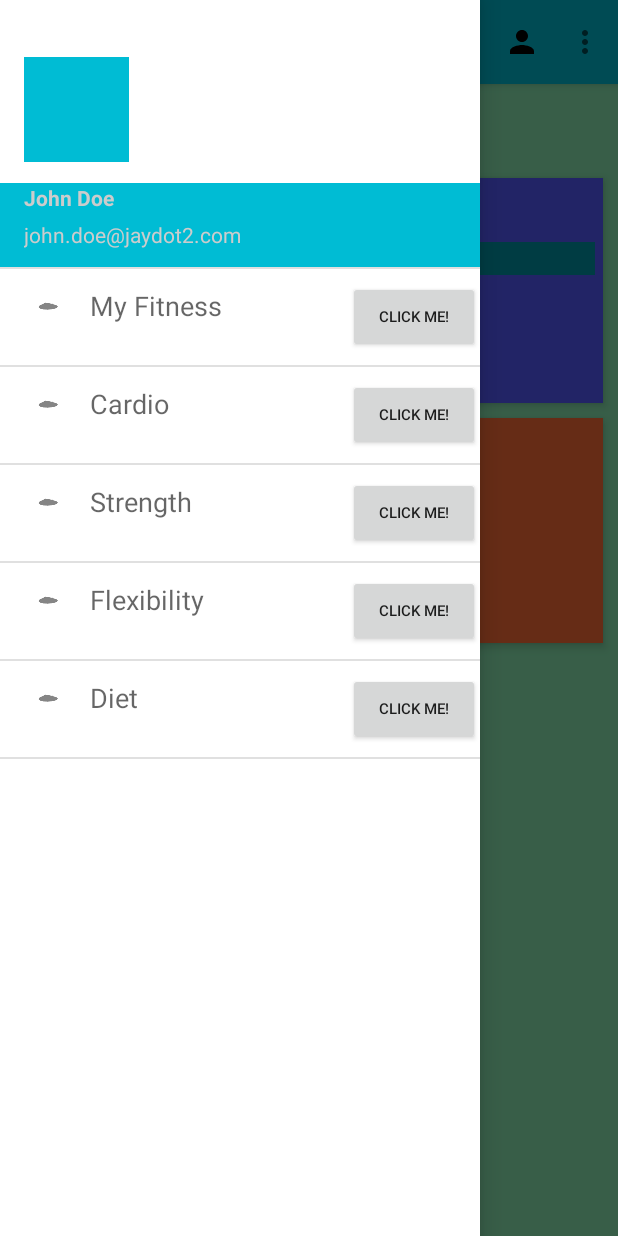
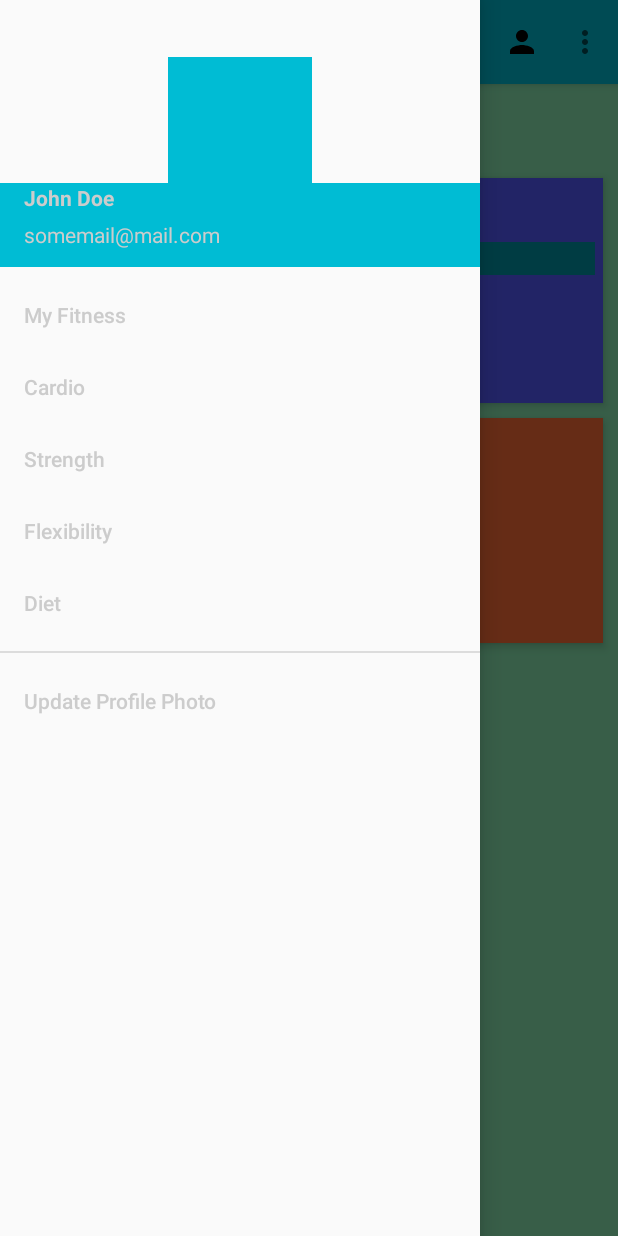
Before and after one commit to jrbrayjr2006/Fitness_Pro_Android, an Android app: the screen it shows after launch (MainActivity), with the side drawer open, on a phone screen of 412 x 824 dp. Run offline under Robolectric (Android 15) with nearby library versions, the phone set to English and light mode, and no system bars; our stand-ins replace CircleImageView.

Commit message:
Updated technology to use NavigationView instead of RecyclerView

```diff
--- a/app/src/main/AndroidManifest.xml
+++ b/app/src/main/AndroidManifest.xml
@@ -4,6 +4,8 @@
     android:versionCode="3"
     android:versionName="2.1">
 
+    <uses-feature android:name="android.hardware.camera2.CameraDevice" android:required="false" />
+    <uses-permission android:name="android.permission.WRITE_EXTERNAL_STORAGE" />
     <application
         android:allowBackup="true"
         android:icon="@mipmap/ic_launcher"
--- a/app/src/main/java/com/jaydot2/fitnessapp/core/FitnessItemAdapter.java
+++ /dev/null
@@ -1,186 +0,0 @@
-package com.jaydot2.fitnessapp.core;
-
-import android.content.Context;
-import android.support.v7.widget.RecyclerView;
-import android.util.Log;
-import android.view.LayoutInflater;
-import android.view.View;
-import android.view.ViewGroup;
-import android.widget.ImageView;
-import android.widget.TextView;
-
-import java.util.List;
-
-import com.jaydot2.fitnessapp.core.model.FitnessItem;
-
-/**
- * <p>
- *     <b>License Agreeement</b>
- * </p>
- * <p>
- *     The Fitness Pro application is a personal health fitness management application designed to help individuals manage and track an exercise fitness program.
- *     Copyright (C) 2016  Jaydot2, LLC
- * </p>
- * <p>
- *     This program is free software: you can redistribute it and/or modify
- *     it under the terms of the GNU General Public License as published by
- *     the Free Software Foundation, either version 3 of the License, or
- *     (at your option) any later version.
- * </p>
- * <p>
- *     This program is distributed in the hope that it will be useful,
- *     but WITHOUT ANY WARRANTY; without even the implied warranty of
- *     MERCHANTABILITY or FITNESS FOR A PARTICULAR PURPOSE.  See the
- *     GNU General Public License for more details.
- * </p>
- * <p>
- *     You should have received a copy of the GNU General Public License
- *     along with this program.  If not, see <http://www.gnu.org/licenses/>.
- * </p>
- * Created by jamesbray on 6/3/16.
- */
-public class FitnessItemAdapter extends RecyclerView.Adapter<FitnessItemAdapter.ViewHolder> {
-
-    private static final String TAG = "FitnessItemAdapter";
-
-    static final int TYPE_HEADER = 0;
-    static final int TYPE_ITEM = 1;
-
-    private String[] mNavTitles;
-    private int[] mIcons;
-
-    private List<FitnessItem> mFitnessItems;
-
-    private String username;
-    private int profile;
-    private String email;
-
-    private Context context;
-
-    public interface OnItemClickListener {
-        void onItemClick();
-    }
-
-
-    public static class ViewHolder extends RecyclerView.ViewHolder implements View.OnClickListener {
-        int holderId;
-
-        TextView textView;
-        ImageView imageView;
-        ImageView profile;
-        TextView username;
-        TextView email;
-        Context ctx;
-
-        public ViewHolder(View itemView, int ViewType, Context c) {
-
-            super(itemView);
-            ctx = c;
-            itemView.setClickable(true);
-            itemView.setOnClickListener(this);
-
-            if(ViewType == TYPE_ITEM) {
-                textView = (TextView)itemView.findViewById(R.id.rowText);
-                imageView = (ImageView)itemView.findViewById(R.id.rowIcon) ;
-                holderId = 1;
-            } else {
-                username = (TextView)itemView.findViewById(R.id.username);
-                email = (TextView)itemView.findViewById(R.id.email);
-                profile = (ImageView)itemView.findViewById(R.id.circleView);
-                holderId = 0;
-            }
-        }
-
-
-        @Override
-        public void onClick(View v) {
-            Log.d(TAG, "onClick " + getAdapterPosition());
-            //Toast.makeText(ctx, "The item is clicked " + getAdapterPosition(), Toast.LENGTH_SHORT).show();
-        }
-
-    }
-    /*
-    public FitnessItemAdapter(String[] titles, String name, String email) {
-
-        mNavTitles = titles;
-        this.username = name;
-        this.email = email;
-
-    }*/
-
-    public FitnessItemAdapter(String[] titles, String name, String email, Context passedContext) {
-        mNavTitles = titles;
-        this.username = name;
-        this.email = email;
-        this.context = passedContext;
-    }
-
-    /**
-     * <p>
-     *     This constructor supports using a model object to poplulate the navigation list
-     * </p>
-     * @param fitnessItems
-     * @param name
-     * @param email
-     * @param passedContext
-     */
-    public FitnessItemAdapter(List<FitnessItem> fitnessItems, String name, String email, Context passedContext) {
-        this.mFitnessItems = fitnessItems;
-        this.username = name;
-        this.email = email;
-        this.context = passedContext;
-    }
-
-    /**
-     * <p>
-     * Get the layout for the header or the list item
-     * </p>
-     * @param parent
-     * @param viewType
-     * @return
-     */
-    public FitnessItemAdapter.ViewHolder onCreateViewHolder(ViewGroup parent, int viewType) {
-
-        if(viewType == TYPE_ITEM) {
-            View v = LayoutInflater.from(parent.getContext()).inflate(R.layout.item_row, parent, false);
-            ViewHolder vhItem = new ViewHolder(v, viewType, context);
-            return vhItem;
-        } else if (viewType == TYPE_HEADER) {
-            View v = LayoutInflater.from(parent.getContext()).inflate(R.layout.header, parent, false);
-            ViewHolder vhHeader = new ViewHolder(v, viewType, context);
-            return vhHeader;
-        }
-        return null;
-    }
-
-
-    @Override
-    public void onBindViewHolder(FitnessItemAdapter.ViewHolder holder, int position) {
-        if(holder.holderId == 1) {
-            holder.textView.setText(mNavTitles[position - 1]);
-        } else {
-            holder.profile.setImageResource(profile);
-            holder.username.setText(username);
-            holder.email.setText(email);
-        }
-    }
-
-
-    @Override
-    public int getItemCount() {
-        return mNavTitles.length + 1;
-    }
-
-
-    @Override
-    public int getItemViewType(int position) {
-        if(isPositionHeader(position)) {
-            return TYPE_HEADER;
-        }
-        return TYPE_ITEM;
-    }
-
-    private boolean isPositionHeader(int position) {
-        return position == 0;
-    }
-}
--- a/app/src/main/java/com/jaydot2/fitnessapp/core/MainActivity.java
+++ b/app/src/main/java/com/jaydot2/fitnessapp/core/MainActivity.java
@@ -8,6 +8,8 @@ import android.media.Image;
 import android.os.AsyncTask;
 import android.preference.PreferenceFragment;
 import android.preference.PreferenceManager;
+import android.support.annotation.NonNull;
+import android.support.design.widget.NavigationView;
 import android.support.v4.widget.DrawerLayout;
 import android.support.v7.app.ActionBarDrawerToggle;
 import android.support.v7.app.AppCompatActivity;
@@ -21,12 +23,15 @@ import android.view.Menu;
 import android.view.MenuItem;
 import android.view.MotionEvent;
 import android.view.View;
+import android.widget.TextView;
 import android.widget.Toast;
 
 //import org.springframework.web.client.RestTemplate;
 
 import java.util.ArrayList;
 import java.util.List;
+
+import de.hdodenhof.circleimageview.CircleImageView;
 
 /**
  * <b>Description:</b>
@@ -64,7 +69,7 @@ public class MainActivity extends AppCompatActivity {
     public static final String EXERCISE_NAME = "EXERCISE_NAME";
     public static final String IMAGE_RESOURCE = "IMAGE_RESOURCE";
 
-    String[] TITLES = {"My Fitness", "Cardio", "Strength", "Flexibility", "Diet"};
+    //String[] TITLES = {"My Fitness", "Cardio", "Strength", "Flexibility", "Diet", "Update Profile Photo"};
     int[] ICONS = {};
 
     String NAME = "John Doe";
@@ -74,10 +79,10 @@ public class MainActivity extends AppCompatActivity {
 
     private Toolbar toolbar;
 
-    RecyclerView mRecyclerView;
-    RecyclerView.Adapter mAdapter;
-    RecyclerView.LayoutManager mLayoutManager;
-    RecyclerView.ItemDecoration mItemDecoration;
+    private NavigationView navView;
+
+    private CircleImageView circleImageView;
+
     DrawerLayout mDrawer;
 
     ActionBarDrawerToggle mDrawerToggle;
@@ -100,21 +105,43 @@ public class MainActivity extends AppCompatActivity {
         toolbar = (Toolbar) findViewById(R.id.tool_bar);
         setSupportActionBar(toolbar);
 
-        mRecyclerView = (RecyclerView)findViewById(R.id.RecyclerView);
-        mRecyclerView.setHasFixedSize(true);
+        navView = findViewById(R.id.navView);
+        navView.setNavigationItemSelectedListener(new NavigationView.OnNavigationItemSelectedListener() {
+            @Override
+            public boolean onNavigationItemSelected(@NonNull MenuItem menuItem) {
+                menuItem.setChecked(true);
+
+                mDrawer.closeDrawers();
+                switch (menuItem.getItemId()) {
+                    case R.id.menuItemMyFitness:
+                        onMyFitnessItemClicked();
+                        break;
+                    case R.id.menuItemCardio:
+                        onCardioExerciseClicked();
+                        break;
+                    case R.id.menuItemMyStrength:
+                        onStrengthExerciseClicked();
+                        break;
+                    case R.id.menuItemFlexibility:
+                        onFlexibilityExerciseClicked();
+                        break;
+                    case R.id.menuItemDiet:
+                        onDietClicked();
+                        break;
+                    case 6:
+                        updateProfileImage();
+                        break;
+                    default:
+                        break;
+                }
+                return false;
+            }
+        });
+
 
         // get the values from the app preferences
         preferences = PreferenceManager.getDefaultSharedPreferences(getApplicationContext());
-        String name = preferences.getString(getString(R.string.PREF_FIT_NAME), NAME);
-        mAdapter = new FitnessItemAdapter(TITLES, name, EMAIL, getApplicationContext());
-
-        // setup a decorator
-        mItemDecoration = new FitnessItemDecorator(this, FitnessItemDecorator.VERTICAL_LIST);
-        mRecyclerView.addItemDecoration(mItemDecoration);
-
-        mRecyclerView.setAdapter(mAdapter);
-        mLayoutManager = new LinearLayoutManager(this);
-        mRecyclerView.setLayoutManager(mLayoutManager);
+        String userFullName = preferences.getString(getString(R.string.PREF_FIT_NAME), NAME);
 
         final GestureDetector mGestureDetector = new GestureDetector(MainActivity.this, new GestureDetector.SimpleOnGestureListener(){
 
@@ -124,56 +151,6 @@ public class MainActivity extends AppCompatActivity {
             }
         });
 
-
-        mRecyclerView.addOnItemTouchListener(new RecyclerView.OnItemTouchListener(){
-
-            @Override
-            public boolean onInterceptTouchEvent(RecyclerView recyclerView, MotionEvent motionEvent) {
-                View child = recyclerView.findChildViewUnder(motionEvent.getX(), motionEvent.getY());
-
-                if(child != null && mGestureDetector.onTouchEvent(motionEvent)) {
-                    int index = recyclerView.getChildAdapterPosition(child);
-
-                    // handle navigation header
-                    if(index < 1) {
-                        index = 1;
-                    }
-                    mDrawer.closeDrawers();
-                    switch(index) {
-                        case 1:
-                            onMyFitnessItemClicked();
-                            break;
-                        case 2:
-                            onCardioExerciseClicked();
-                            break;
-                        case 3:
-                            onStrengthExerciseClicked();
-                            break;
-                        case 4:
-                            onFlexibilityExerciseClicked();
-                            break;
-                        case 5:
-                            onDietClicked();
-                            break;
-                        default:
-                            break;
-                    }
-                    Toast.makeText(MainActivity.this, "The Item Clicked is: " + TITLES[index - 1], Toast.LENGTH_SHORT).show();
-                    return true;
-                }
-                return false;
-            }
-
-            @Override
-            public void onTouchEvent(RecyclerView recyclerView, MotionEvent motionEvent) {
-
-            }
-
-            @Override
-            public void onRequestDisallowInterceptTouchEvent(boolean disallowIntercept) {
-                //
-            }
-        });
 
 
         mDrawer = (DrawerLayout) findViewById(R.id.drawerLayout);
@@ -190,7 +167,6 @@ public class MainActivity extends AppCompatActivity {
             }
         };
 
-        //mDrawer.setDrawerListener();  // deprecated
         mDrawer.addDrawerListener(mDrawerToggle);
         mDrawerToggle.syncState();
 
@@ -200,6 +176,17 @@ public class MainActivity extends AppCompatActivity {
             myFitnessFragment = new MyFitnessFragment();
             fragmentManager.beginTransaction().add(R.id.fragmentContainer, myFitnessFragment).commit();
         }
+
+        TextView textViewNavHeaderUsername = navView.getHeaderView(0).findViewById(R.id.textViewNavHeaderUsername);
+        TextView textViewNavHeaderEmail = navView.getHeaderView(0).findViewById(R.id.textViewNavHeaderEmail);
+        CircleImageView circleImageViewNavHeaderProfileImage = navView.getHeaderView(0).findViewById(R.id.circleImageViewNavHeaderProfileImage);
+
+        textViewNavHeaderUsername.setText(userFullName);
+    }
+
+    private void updateProfileImage() {
+        Log.d(TAG, "updateProfileImage: set new profile image...");
+        //TODO
     }
 
     @Override
--- a/app/src/main/res/layout/activity_main.xml
+++ b/app/src/main/res/layout/activity_main.xml
@@ -1,5 +1,7 @@
 <?xml version="1.0" encoding="utf-8"?>
-<android.support.v4.widget.DrawerLayout xmlns:android="http://schemas.android.com/apk/res/android"
+<android.support.v4.widget.DrawerLayout
+    xmlns:android="http://schemas.android.com/apk/res/android"
+    xmlns:app="http://schemas.android.com/apk/res-auto"
     xmlns:tools="http://schemas.android.com/tools"
     android:id="@+id/drawerLayout"
     android:layout_width="match_parent"
@@ -19,13 +21,14 @@
         </include>
 
     </LinearLayout>
-    <android.support.v7.widget.RecyclerView
-        android:id="@+id/RecyclerView"
+
+    <android.support.design.widget.NavigationView
+        android:id="@+id/navView"
         android:layout_width="320dp"
         android:layout_height="match_parent"
-        android:layout_gravity="left"
-        android:background="@color/white"
-        android:scrollbars="vertical">
-
-    </android.support.v7.widget.RecyclerView>
+        android:layout_gravity="start"
+        android:fitsSystemWindows="true"
+        app:menu="@menu/drawer_view"
+        app:itemTextColor="@color/drawable_selector_drawer_item"
+        app:headerLayout="@layout/header"/>
 </android.support.v4.widget.DrawerLayout>
--- a/app/src/main/res/layout/header.xml
+++ b/app/src/main/res/layout/header.xml
@@ -15,7 +15,7 @@
         android:background="@color/colorPrimary">
 
         <TextView
-            android:id="@+id/username"
+            android:id="@+id/textViewNavHeaderUsername"
             android:layout_width="wrap_content"
             android:layout_height="wrap_content"
             android:layout_marginLeft="16dp"
@@ -25,7 +25,7 @@
             android:textStyle="bold"/>
 
         <TextView
-            android:id="@+id/email"
+            android:id="@+id/textViewNavHeaderEmail"
             android:layout_width="wrap_content"
             android:layout_height="wrap_content"
             android:textColor="@color/grey"
@@ -38,11 +38,15 @@
     </LinearLayout>
 
     <de.hdodenhof.circleimageview.CircleImageView
-        android:id="@+id/circleView"
-        android:layout_width="70dp"
-        android:layout_height="70dp"
+        xmlns:app="http://schemas.android.com/apk/res-auto"
+        android:id="@+id/circleImageViewNavHeaderProfileImage"
+        android:layout_width="96dp"
+        android:layout_height="96dp"
         android:layout_marginLeft="16dp"
         android:layout_marginTop="38dp"
-        android:background="@color/colorPrimary"/>
+        android:background="@color/colorPrimary"
+        android:layout_centerHorizontal="true"
+        app:civ_border_width="2dp"
+        app:civ_border_color="#FF000000"/>
 
 </RelativeLayout>
--- /dev/null
+++ b/app/src/main/res/menu/drawer_view.xml
@@ -0,0 +1,27 @@
+<?xml version="1.0" encoding="utf-8"?>
+<menu xmlns:android="http://schemas.android.com/apk/res/android">
+    <group android:checkableBehavior="single"
+        android:id="@+id/primaryMenuItemsGroup">
+        <item
+            android:id="@+id/menuItemMyFitness"
+            android:title="@string/navigation_title_my_fitness"/>
+        <item
+            android:id="@+id/menuItemCardio"
+            android:title="@string/navigation_title_cardio"/>
+        <item
+            android:id="@+id/menuItemMyStrength"
+            android:title="@string/navigation_title_strength"/>
+        <item
+            android:id="@+id/menuItemFlexibility"
+            android:title="@string/navigation_title_flexibility"/>
+        <item
+            android:id="@+id/menuItemDiet"
+            android:title="@string/navigation_title_diet"/>
+    </group>
+    <group android:checkableBehavior="single"
+        android:id="@+id/informationMenuItemsGroup">
+        <item
+            android:id="@+id/menuItemUpdateProfilePhoto"
+            android:title="@string/menu_item_update_profile_photo"/>
+    </group>
+</menu>
--- a/app/src/main/res/values/colors.xml
+++ b/app/src/main/res/values/colors.xml
@@ -29,4 +29,5 @@
     <color name="cardio_2">#452F91</color>
     <color name="cardio_3">#3D5DAA</color>
     <color name="cardio_4">#1592CE</color>
+    <color name="drawable_selector_drawer_item">#ccc</color>
 </resources>
--- a/app/src/main/res/values/strings.xml
+++ b/app/src/main/res/values/strings.xml
@@ -126,5 +126,7 @@
 
     <!-- ERROR MESSAGES -->
     <string name="invalid_orientation_error">invalid orientation</string>
+    <string name="my_fitness_menu_item">My Fitness</string>
+    <string name="menu_item_update_profile_photo">Update Profile Photo</string>
 
 </resources>
--- a/build.gradle
+++ b/build.gradle
@@ -6,7 +6,8 @@ buildscript {
         google()
     }
     dependencies {
-        classpath 'com.android.tools.build:gradle:3.2.1'
+        classpath 'com.android.tools.build:gradle:3.5.0'
+        classpath 'com.google.gms:google-services:4.2.0'
 
         // NOTE: Do not place your application dependencies here; they belong
         // in the individual module build.gradle files
```
Also changed, not shown: app/build.gradle (+15 -8 lines), gradle/wrapper/gradle-wrapper.properties, 1 other file.
